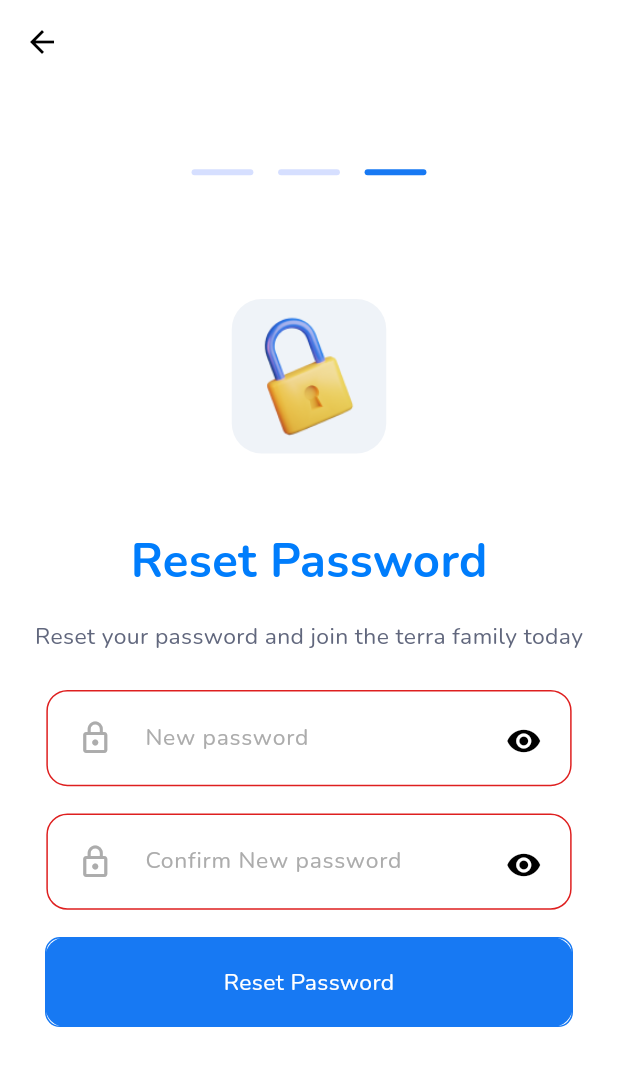
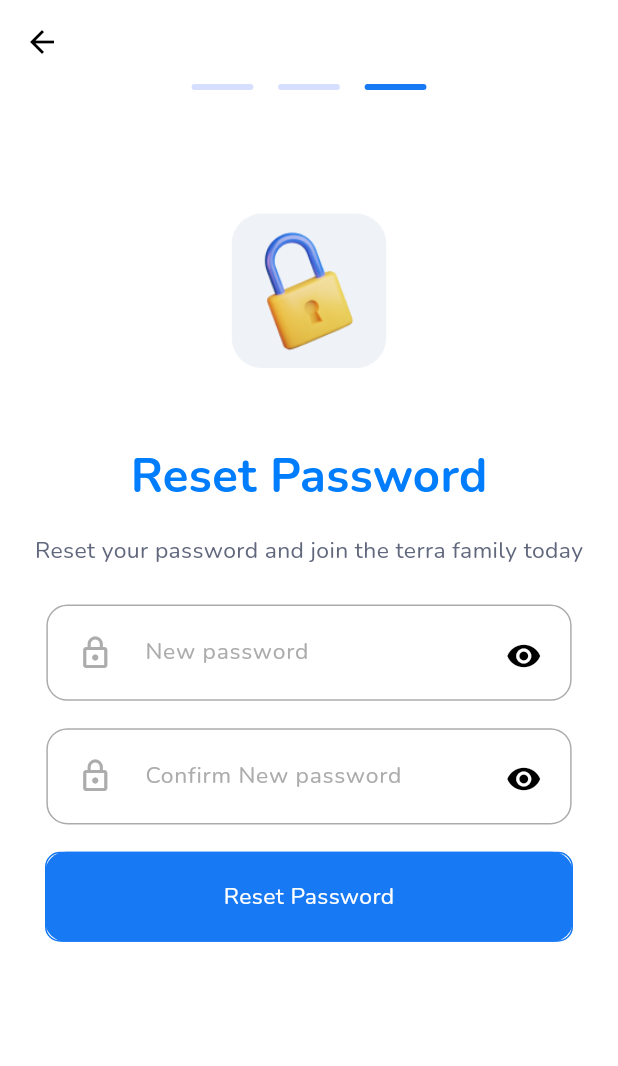
Before and after one commit to A2SV/Terra, a Flutter app: the screen it shows after launch, on a phone screen of 412 x 824 dp. Shown: the top 1066 px of the screen. Run offline on Flutter 3.47's test engine with Material 3 defaults, Android fonts, the phone set to English and light mode, and no system bars; our stand-ins replace flutter_styled_toast, flutter_svg, pinput, responsive_sizer; missing offline and left inert: validation_pro.

Commit message:
fix:default error border color to original border color

```diff
--- a/mobile/lib/src/features/auth/presentation/password_reset.dart
+++ b/mobile/lib/src/features/auth/presentation/password_reset.dart
@@ -30,6 +30,7 @@ class _PasswordResetScreenState extends State<PasswordResetScreen> {
   Widget build(BuildContext context) {
 
     return Scaffold(
+      resizeToAvoidBottomInset: true,
       backgroundColor: Colors.white,
       appBar: AppBar(
         leading: IconButton(
@@ -37,7 +38,8 @@ class _PasswordResetScreenState extends State<PasswordResetScreen> {
           onPressed: (){},
         ),
       ),
-      body: Column(
+      body: SingleChildScrollView(
+        child: Column(
           mainAxisAlignment: MainAxisAlignment.center,
           children: <Widget>[
             Container(
@@ -117,6 +119,7 @@ class _PasswordResetScreenState extends State<PasswordResetScreen> {
                     textFormFieldType: TextFormFieldType.password,
                     controller: passwordController,
                     hintText: 'New password',
+                    borderSideColor: AppCommonColors.textFieldTextColor,
                     prefixIcon:  Container(
                       width: 15.w,
                       child: Row(
@@ -143,7 +146,7 @@ class _PasswordResetScreenState extends State<PasswordResetScreen> {
                   height: 10.h,
                   child: CustomTextFormField(
                     textFormFieldType: TextFormFieldType.password,
-                  controller: passwordController1,
+                    borderSideColor: AppCommonColors.textFieldTextColor,
                     hintText: 'Confirm New password',
                     prefixIcon:  Container(
                       width: 15.w,
@@ -183,6 +186,7 @@ class _PasswordResetScreenState extends State<PasswordResetScreen> {
 
           ],
         ),
+      )
     );
   }
 }
```
Lines whose indentation alone changed are shown as unchanged.
